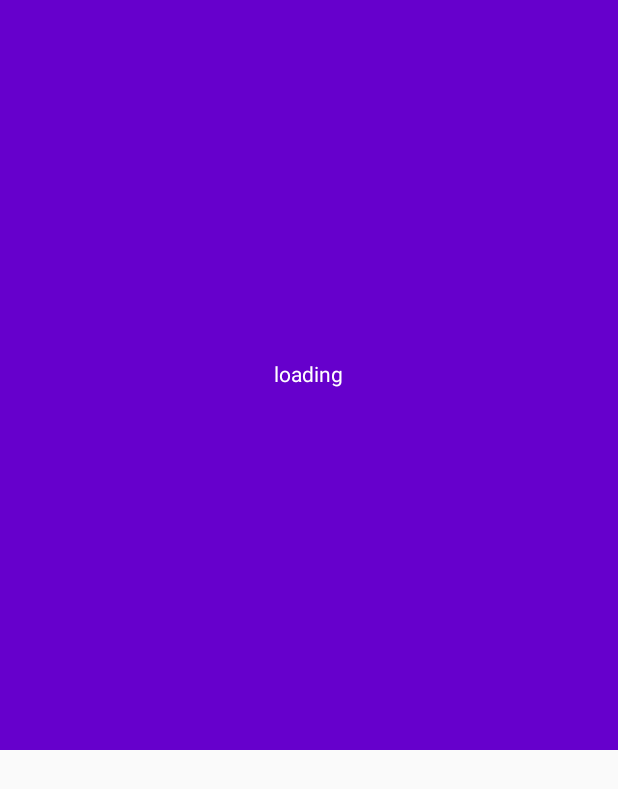
After one commit to benoithebrard/RestoMaps, an Android app: the layout view_resto_details.xml on its own in the app's theme, with its tools: preview values and no code run, on a phone screen of 412 x 824 dp. The commit adds this screen. Shown: the top 789 px of the screen. Run offline under Robolectric (Android 15) with nearby library versions, the phone set to English and light mode, and no system bars.

Commit message:
create detail fragment

```diff
--- a/app/src/main/java/com/bempaaa/restomaps/data/RestoLocation.kt
+++ b/app/src/main/java/com/bempaaa/restomaps/data/RestoLocation.kt
@@ -1,5 +1,6 @@
 package com.bempaaa.restomaps.data
 
+import android.os.Parcelable
 import com.google.android.gms.maps.model.LatLng
 import com.google.android.gms.maps.model.MarkerOptions
 import kotlinx.serialization.SerialName
--- a/app/src/main/java/com/bempaaa/restomaps/viewmodels/RestoMapViewModel.kt
+++ b/app/src/main/java/com/bempaaa/restomaps/viewmodels/RestoMapViewModel.kt
@@ -50,6 +50,8 @@ class RestoMapViewModel : ViewModel() {
         }
     }
 
+    fun getCachedVenue(name: String) = repository.getCachedVenueByName(name)
+
     sealed class FetchResult {
         object Loading : FetchResult()
         data class Success(val restoVenues: List<RestoVenue>) : FetchResult()
--- /dev/null
+++ b/app/src/main/res/layout/view_resto_details.xml
@@ -0,0 +1,34 @@
+<?xml version="1.0" encoding="utf-8"?>
+<layout xmlns:android="http://schemas.android.com/apk/res/android"
+    xmlns:app="http://schemas.android.com/apk/res-auto"
+    xmlns:tools="http://schemas.android.com/tools">
+
+    <data>
+
+        <variable
+            name="viewModel"
+            type="com.bempaaa.restomaps.viewmodels.RestoDetailsViewModel" />
+
+        <import type="android.view.View" />
+    </data>
+
+    <FrameLayout
+        android:layout_width="match_parent"
+        android:layout_height="wrap_content"
+        android:background="@color/colorPrimaryDark">
+
+        <TextView
+            android:layout_width="wrap_content"
+            android:layout_height="500dp"
+            android:layout_gravity="center"
+            android:gravity="center"
+            android:fontFamily="sans-serif"
+            android:paddingStart="8dp"
+            android:paddingTop="3dp"
+            android:paddingEnd="8dp"
+            android:paddingBottom="5dp"
+            android:text="@{viewModel.title}"
+            android:textColor="#ffffff"
+            tools:text="loading" />
+    </FrameLayout>
+</layout>
```
Also changed, not shown: app/src/main/java/com/bempaaa/restomaps/RestoDetailsFragment.kt (added, +45 -0 lines), app/src/main/java/com/bempaaa/restomaps/RestoMapsActivity.kt (+4 -4 lines), app/src/main/java/com/bempaaa/restomaps/data/RestoMapsRepository.kt (+5 -3 lines), app/src/main/java/com/bempaaa/restomaps/viewmodels/RestoDetailsViewModel.kt (added, +9 -0 lines).
